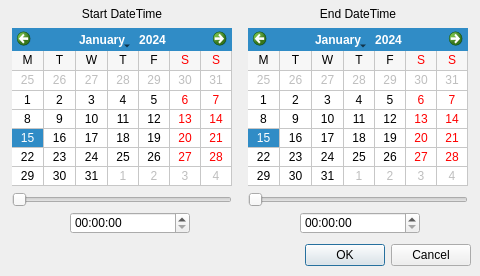
Above: framework/widgets/QEStripChart/QEStripChartTimeDialog.ui from andrewrhyder/epicsqt before the change. Below: the same form after it.
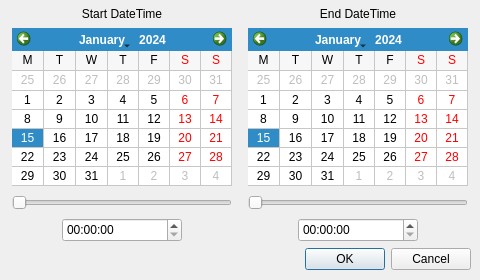
That is the form after the change.

Commit message: stripchart: add time scale, update dialogs, add chart state history; and uodate revision

The edit to the form file:
```diff
--- a/framework/widgets/QEStripChart/QEStripChartTimeDialog.ui
+++ b/framework/widgets/QEStripChart/QEStripChartTimeDialog.ui
@@ -7,7 +7,7 @@
     <x>0</x>
     <y>0</y>
     <width>480</width>
-    <height>276</height>
+    <height>280</height>
    </rect>
   </property>
   <property name="windowTitle">
@@ -17,7 +17,7 @@
    <property name="geometry">
     <rect>
      <x>300</x>
-     <y>242</y>
+     <y>246</y>
      <width>171</width>
      <height>26</height>
     </rect>
@@ -136,7 +136,7 @@
      <x>12</x>
      <y>192</y>
      <width>220</width>
-     <height>16</height>
+     <height>22</height>
     </rect>
    </property>
    <property name="maximum">
@@ -152,7 +152,7 @@
      <x>248</x>
      <y>192</y>
      <width>220</width>
-     <height>16</height>
+     <height>22</height>
     </rect>
    </property>
    <property name="maximum">
@@ -165,20 +165,20 @@
   <widget class="QTimeEdit" name="startTimeEdit">
    <property name="geometry">
     <rect>
-     <x>70</x>
-     <y>212</y>
+     <x>62</x>
+     <y>218</y>
      <width>120</width>
-     <height>22</height>
+     <height>24</height>
     </rect>
    </property>
   </widget>
   <widget class="QTimeEdit" name="endTimeEdit">
    <property name="geometry">
     <rect>
-     <x>300</x>
-     <y>212</y>
+     <x>298</x>
+     <y>218</y>
      <width>120</width>
-     <height>22</height>
+     <height>24</height>
     </rect>
    </property>
   </widget>
```
The commit also changes 9 other files.
